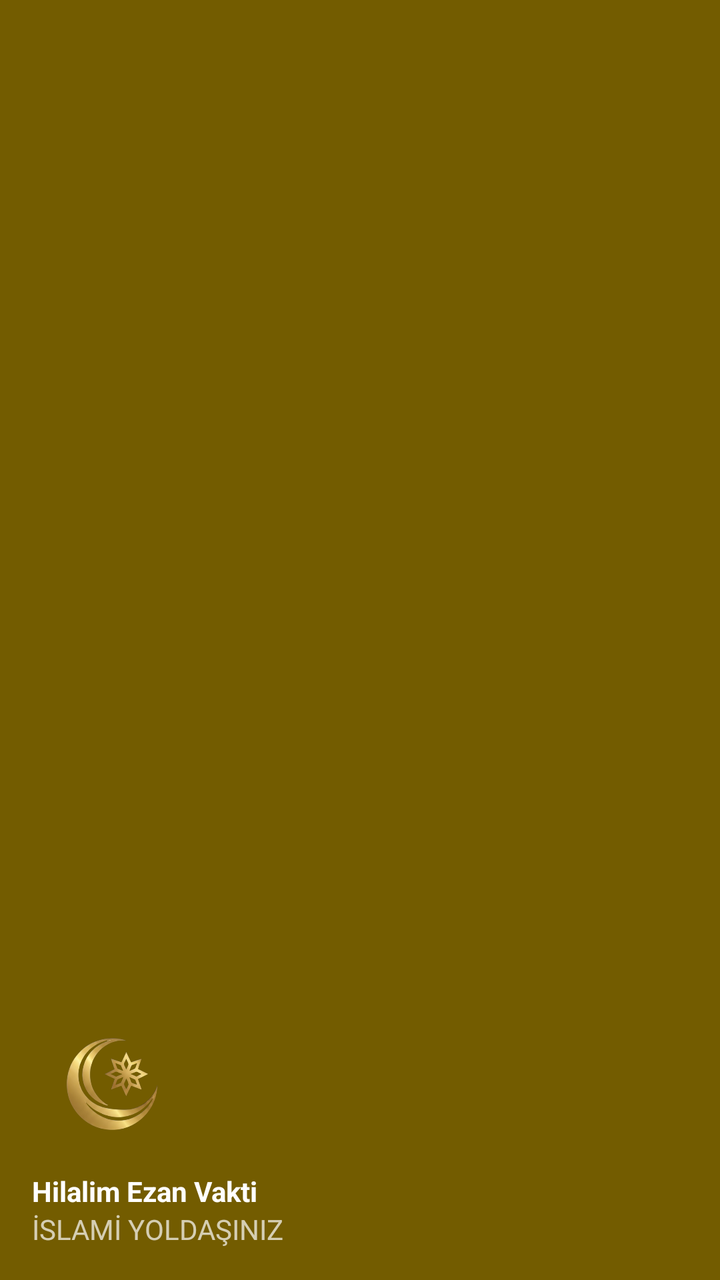
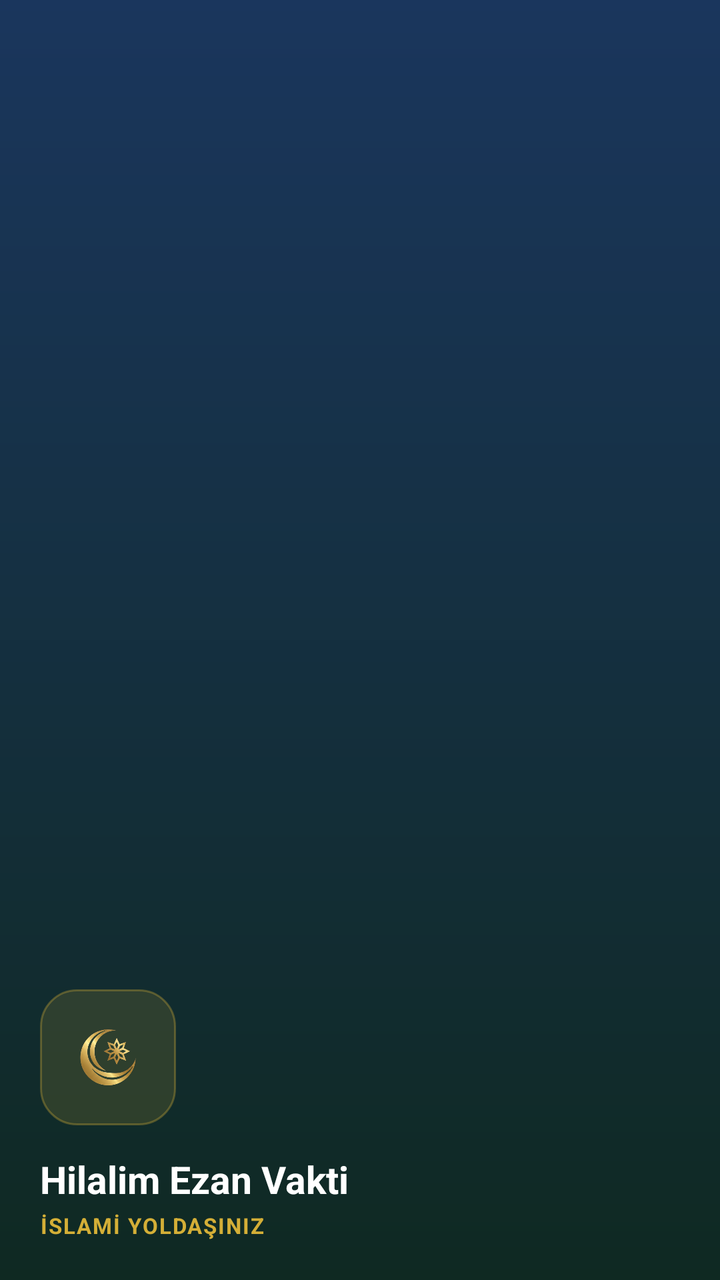

Screens rendered from an Android XML layout before and after an edit, with the pre-edit source and the edit as a unified diff.
<!-- AndroidManifest.xml: application theme Theme.Hilalim -->
<!-- res/layout/nav_header_dashboard.xml -->
<?xml version="1.0" encoding="utf-8"?>
<LinearLayout xmlns:android="http://schemas.android.com/apk/res/android"
    android:layout_width="match_parent"
    android:layout_height="176dp"
    android:background="@color/header_bg"
    android:gravity="bottom"
    android:orientation="vertical"
    android:padding="16dp"
    android:theme="@style/ThemeOverlay.AppCompat.Dark">

    <ImageView
        android:id="@+id/imageView"
        android:layout_width="80dp"
        android:layout_height="80dp"
        android:contentDescription="@string/logo_desc"
        android:paddingTop="8dp"
        android:src="@drawable/ic_logo" />

    <TextView
        android:layout_width="match_parent"
        android:layout_height="wrap_content"
        android:paddingTop="8dp"
        android:text="@string/app_name"
        android:textAppearance="@style/TextAppearance.AppCompat.Body1"
        android:textStyle="bold" />

    <TextView
        android:id="@+id/textView"
        android:layout_width="wrap_content"
        android:layout_height="wrap_content"
        android:text="@string/slogan" />

</LinearLayout>
<!-- resources referenced by this layout -->
<resources>
  <color name="header_bg">#735C00</color>
  <string name="app_name">Hilalim Ezan Vakti</string>
  <string name="logo_desc">Hilalim Logo</string>
  <string name="slogan">İSLAMİ YOLDAŞINIZ</string>
  <style name="Theme.Hilalim" parent="Base.Theme.Hilalim" />
  <color name="md_theme_light_primary">#735C00</color>
  <color name="md_theme_light_onPrimary">#FFFFFF</color>
  <color name="md_theme_light_primaryContainer">#D4AF37</color>
  <color name="md_theme_light_onPrimaryContainer">#554300</color>
  <color name="md_theme_light_secondary">#5E5F5C</color>
  <color name="md_theme_light_onSecondary">#FFFFFF</color>
  <color name="md_theme_light_secondaryContainer">#E0E0DC</color>
  <color name="md_theme_light_onSecondaryContainer">#626360</color>
  <color name="md_theme_light_tertiary">#5F5F56</color>
  <color name="md_theme_light_onTertiary">#FFFFFF</color>
  <color name="md_theme_light_tertiaryContainer">#B4B3A8</color>
  <color name="md_theme_light_onTertiaryContainer">#45453D</color>
  <color name="md_theme_light_background">#F8F9FA</color>
  <color name="md_theme_light_surface">#F8F9FA</color>
  <color name="md_theme_light_onSurface">#191C1D</color>
  <color name="md_theme_light_surfaceVariant">#E1E3E4</color>
  <color name="md_theme_light_onSurfaceVariant">#4D4635</color>
  <color name="md_theme_light_outline">#7F7663</color>
  <color name="md_theme_light_inverseSurface">#2E3132</color>
  <color name="md_theme_light_inverseOnSurface">#EFF1F2</color>
  <color name="md_theme_light_error">#BA1A1A</color>
  <color name="md_theme_light_onError">#FFFFFF</color>
  <color name="md_theme_light_errorContainer">#FFDAD6</color>
  <color name="md_theme_light_onErrorContainer">#93000A</color>
  <!-- unchanged entries left out for length: 2 -->
</resources>

<!-- the commit's change to res/layout/nav_header_dashboard.xml (unified diff, before → after) -->
@@ -1,33 +1,42 @@
 <?xml version="1.0" encoding="utf-8"?>
 <LinearLayout xmlns:android="http://schemas.android.com/apk/res/android"
     android:layout_width="match_parent"
-    android:layout_height="176dp"
-    android:background="@color/header_bg"
+    android:layout_height="wrap_content"
+    android:background="@drawable/bg_drawer_header"
     android:gravity="bottom"
     android:orientation="vertical"
-    android:padding="16dp"
+    android:paddingHorizontal="20dp"
+    android:paddingTop="28dp"
+    android:paddingBottom="20dp"
     android:theme="@style/ThemeOverlay.AppCompat.Dark">
 
     <ImageView
         android:id="@+id/imageView"
-        android:layout_width="80dp"
-        android:layout_height="80dp"
+        android:layout_width="68dp"
+        android:layout_height="68dp"
+        android:background="@drawable/bg_hero_icon"
         android:contentDescription="@string/logo_desc"
-        android:paddingTop="8dp"
+        android:padding="12dp"
         android:src="@drawable/ic_logo" />
 
     <TextView
         android:layout_width="match_parent"
         android:layout_height="wrap_content"
-        android:paddingTop="8dp"
+        android:layout_marginTop="14dp"
         android:text="@string/app_name"
-        android:textAppearance="@style/TextAppearance.AppCompat.Body1"
+        android:textColor="@color/white"
+        android:textSize="19sp"
         android:textStyle="bold" />
 
     <TextView
         android:id="@+id/textView"
         android:layout_width="wrap_content"
         android:layout_height="wrap_content"
-        android:text="@string/slogan" />
+        android:layout_marginTop="3dp"
+        android:letterSpacing="0.06"
+        android:text="@string/slogan"
+        android:textColor="@color/gold"
+        android:textSize="11sp"
+        android:textStyle="bold" />
 
 </LinearLayout>
<!-- resource entries referenced after the edit -->
@@ -1,6 +1,25 @@
 <!-- resources referenced by this layout -->
 <resources>
-  <color name="header_bg">#735C00</color>
+  <color name="gold">#D4AF37</color>
+  <color name="white">#FFFFFFFF</color>
+  <!-- drawable bg_drawer_header (drawable) -->
+  <?xml version="1.0" encoding="utf-8"?>
+  <shape xmlns:android="http://schemas.android.com/apk/res/android">
+      <gradient
+          android:angle="270"
+          android:endColor="#0F2922"
+          android:startColor="#1A365D" />
+  </shape>
+  <!-- drawable bg_hero_icon (drawable) -->
+  <?xml version="1.0" encoding="utf-8"?>
+  <shape xmlns:android="http://schemas.android.com/apk/res/android"
+      android:shape="rectangle">
+      <solid android:color="#26D4AF37" />
+      <corners android:radius="18dp" />
+      <stroke
+          android:width="1dp"
+          android:color="#55D4AF37" />
+  </shape>
   <string name="app_name">Hilalim Ezan Vakti</string>
   <string name="logo_desc">Hilalim Logo</string>
   <string name="slogan">İSLAMİ YOLDAŞINIZ</string>
